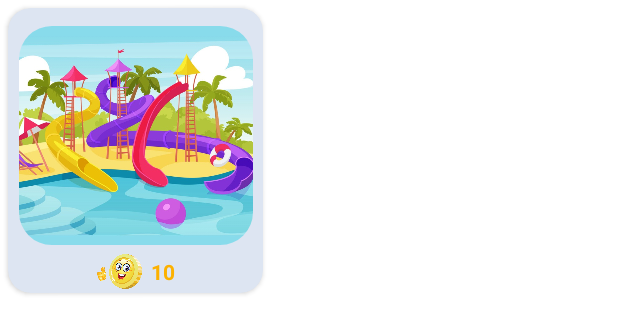
After one commit to metehanbolatt/YapayZekaEgitim, an Android app: the layout gift_card_layout.xml on its own in the app's theme, with its tools: preview values and no code run, on a phone screen of 412 x 824 dp. The commit adds this screen. Shown: the top 334 px of the screen. Run offline under Robolectric (Android 15) with nearby library versions, the phone set to English and light mode, and no system bars.

Commit message:
gift process

```diff
--- a/app/src/main/java/com/metehanbolat/teknofestegitim/view/mainviews/MainActivity.kt
+++ b/app/src/main/java/com/metehanbolat/teknofestegitim/view/mainviews/MainActivity.kt
@@ -15,4 +15,5 @@ class MainActivity : AppCompatActivity() {
         setContentView(view)
 
     }
+
 }
--- a/app/src/main/java/com/metehanbolat/teknofestegitim/view/mainviews/MainFragment.kt
+++ b/app/src/main/java/com/metehanbolat/teknofestegitim/view/mainviews/MainFragment.kt
@@ -103,13 +103,11 @@ class MainFragment : Fragment() {
             navController.navigate(R.id.action_mainFragment_to_computerVisionFragment,action.arguments)
 
         }
-/*
+
         binding.giftCardView.setOnClickListener {
             navController = findNavController()
             navController.navigate(R.id.action_mainFragment_to_giftFragment)
         }
-
- */
 
         binding.signOutCardView.setOnClickListener {
             auth.signOut()
--- /dev/null
+++ b/app/src/main/java/com/metehanbolat/teknofestegitim/view/mainviews/gift/Gift.kt
@@ -0,0 +1,4 @@
+package com.metehanbolat.teknofestegitim.view.mainviews.gift
+
+
+data class Gift (val giftCoin : String, val giftImage : Int)
--- a/app/src/main/res/layout/fragment_game_list.xml
+++ b/app/src/main/res/layout/fragment_game_list.xml
@@ -3,7 +3,7 @@
     xmlns:tools="http://schemas.android.com/tools"
     android:layout_width="match_parent"
     android:layout_height="match_parent"
-    android:background="#7D9BF4"
+    android:background="@color/background_color"
     xmlns:app="http://schemas.android.com/apk/res-auto"
     tools:context=".view.mainviews.computervision.GameListFragment">
 
--- /dev/null
+++ b/app/src/main/res/layout/gift_card_layout.xml
@@ -0,0 +1,64 @@
+<?xml version="1.0" encoding="utf-8"?>
+<LinearLayout xmlns:android="http://schemas.android.com/apk/res/android"
+    android:layout_width="wrap_content"
+    android:layout_height="wrap_content"
+    xmlns:app="http://schemas.android.com/apk/res-auto">
+
+    <androidx.cardview.widget.CardView
+        android:layout_width="170dp"
+        android:layout_height="190dp"
+        android:layout_margin="5dp"
+        app:cardBackgroundColor="@color/header_status_bar"
+        app:cardCornerRadius="15dp">
+
+        <androidx.constraintlayout.widget.ConstraintLayout
+            android:layout_width="match_parent"
+            android:layout_height="match_parent">
+
+            <com.google.android.material.imageview.ShapeableImageView
+                android:id="@+id/cardImageView"
+                android:layout_width="160dp"
+                android:layout_height="150dp"
+                android:padding="2dp"
+                android:scaleType="centerCrop"
+                app:shapeAppearanceOverlay="@style/ShapeAppearanceOverlay.App.CornerSize15"
+                android:layout_marginTop="10dp"
+                app:layout_constraintStart_toStartOf="parent"
+                app:layout_constraintEnd_toEndOf="parent"
+                app:layout_constraintTop_toTopOf="parent"
+                android:src="@drawable/aqua" />
+
+            <LinearLayout
+                android:layout_width="wrap_content"
+                android:layout_height="wrap_content"
+                android:layout_marginTop="6dp"
+                android:layout_marginBottom="5dp"
+                app:layout_constraintStart_toStartOf="@id/cardImageView"
+                app:layout_constraintEnd_toEndOf="@id/cardImageView"
+                app:layout_constraintTop_toBottomOf="@id/cardImageView"
+                app:layout_constraintBottom_toBottomOf="parent"
+                android:orientation="horizontal">
+
+                <ImageView
+                    android:layout_width="30dp"
+                    android:layout_height="30dp"
+                    android:src="@drawable/coin"/>
+                <TextView
+                    android:id="@+id/cardCoin"
+                    android:layout_width="wrap_content"
+                    android:layout_height="wrap_content"
+                    android:layout_marginStart="6dp"
+                    android:textStyle="bold"
+                    android:text="@string/default_coin"
+                    android:textColor="@color/game_list_title_card"
+                    android:layout_gravity="center"/>
+
+            </LinearLayout>
+
+
+
+
+        </androidx.constraintlayout.widget.ConstraintLayout>
+    </androidx.cardview.widget.CardView>
+
+</LinearLayout>
--- a/app/src/main/res/navigation/main_nav_graph.xml
+++ b/app/src/main/res/navigation/main_nav_graph.xml
@@ -48,7 +48,7 @@
     </fragment>
     <fragment
         android:id="@+id/giftFragment"
-        android:name="com.metehanbolat.teknofestegitim.view.mainviews.GiftFragment"
+        android:name="com.metehanbolat.teknofestegitim.view.mainviews.gift.GiftFragment"
         android:label="fragment_gift"
         tools:layout="@layout/fragment_gift" >
         <action
--- a/app/src/main/res/values/colors.xml
+++ b/app/src/main/res/values/colors.xml
@@ -22,5 +22,6 @@
     <color name="background_design_end_color">#7943FC</color>
 
     <color name="button_move_on_color">#FC9917</color>
+    <color name="background_color">#7D9BF4</color>
 
 </resources>
--- a/app/src/main/res/values/strings.xml
+++ b/app/src/main/res/values/strings.xml
@@ -77,6 +77,7 @@
     <string name="earn_ten_gold">10 Altın kazandın.</string>
     <string name="todo">TODO</string>
     <string name="machine_view">Makine Görüsü</string>
+    <string name="default_coin">10</string>
 
     <string-array name="education_level">
         <item>Okul Öncesi</item>
```
Also changed, not shown: app/src/main/java/com/metehanbolat/teknofestegitim/view/mainviews/GiftFragment.kt (deleted, +0 -30 lines), app/src/main/java/com/metehanbolat/teknofestegitim/view/mainviews/gift/GiftFragment.kt (added, +89 -0 lines), app/src/main/java/com/metehanbolat/teknofestegitim/view/mainviews/gift/GiftRecyclerAdapter.kt (added, +28 -0 lines), app/src/main/res/drawable/ic_add.xml (added, +10 -0 lines), app/src/main/res/layout/activity_main.xml (+8 -17 lines), app/src/main/res/layout/fragment_gift.xml (+66 -8 lines), app/src/main/res/xml/fragment_gift_scene.xml (added, +50 -0 lines), app/src/main/res/drawable/aqua.jpg (added), app/src/main/res/drawable/gift_background.jpg (added), app/src/main/res/drawable/gift_background_2.jpg (added), app/src/main/res/drawable/gift_background_3.jpg (added), app/src/main/res/drawable/zoo.jpg (added).
